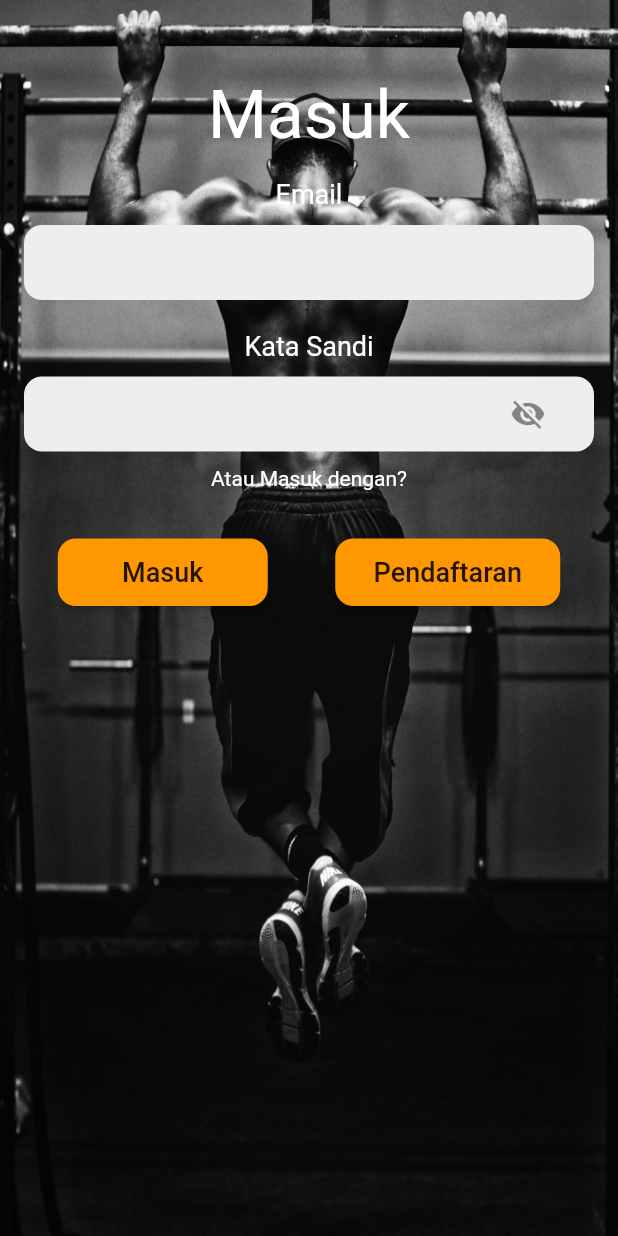
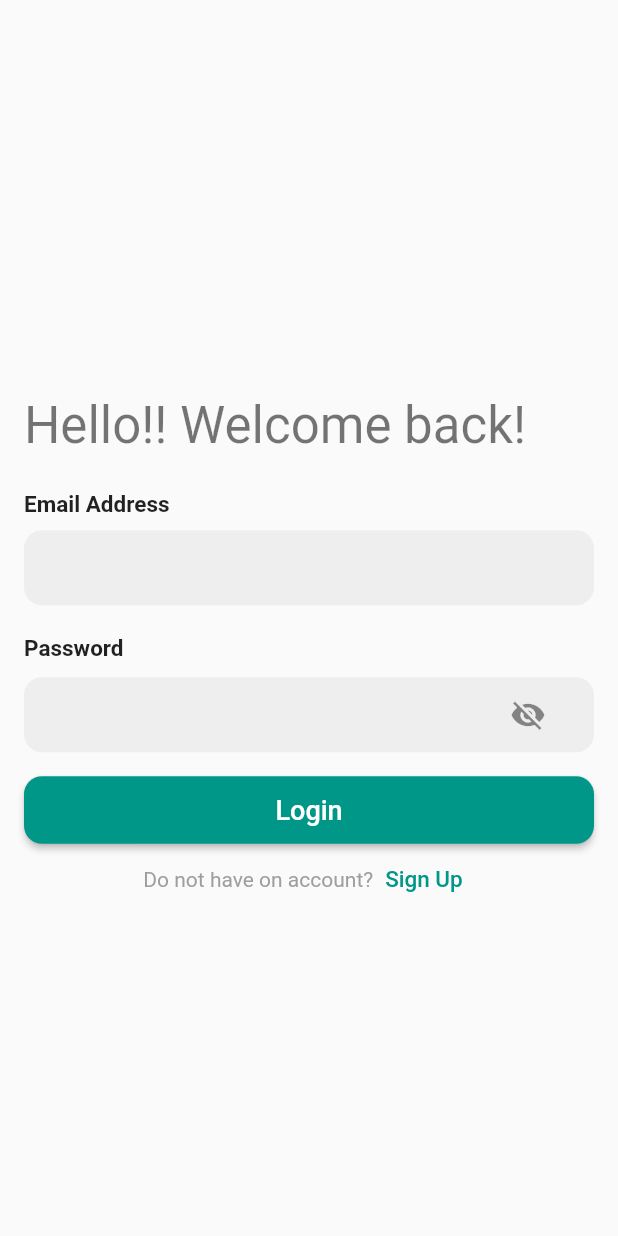
Before and after one commit to CPNG-94/Gonice, a Flutter app: the screen it shows after launch, after a tap on "Sign In with Email", on a phone screen of 412 x 824 dp. Run offline on Flutter 3.47's test engine with Material 2 defaults, Android fonts, the phone set to English and light mode, and no system bars; our stand-ins replace carousel_slider, cloud_firestore, firebase_auth, firebase_core, flutter_spinkit, fluttertoast and 5 more; missing offline and left inert: belajar_firebase; accounts and stored records are empty.

Commit message:
ubah desain

```diff
--- a/lib/page/login/login_page.dart
+++ b/lib/page/login/login_page.dart
@@ -1,11 +1,10 @@
+import 'package:belajar_firebase/screens/home_page.dart';
+import 'package:belajar_firebase/screens/register_page.dart';
+import 'package:belajar_firebase/services/authentikasi.dart';
+import 'package:firebase_auth/firebase_auth.dart';
+import 'package:flutter/material.dart';
 import 'package:flutter_spinkit/flutter_spinkit.dart';
 import 'package:fluttertoast/fluttertoast.dart';
-import 'package:gonice/data/database/authentication.dart';
-import 'package:gonice/page/login/register_page.dart';
-import 'package:gonice/viewmodel/constants.dart';
-import 'package:firebase_auth/firebase_auth.dart';
-import 'package:flutter/material.dart';
-import 'package:gonice/viewmodel/dashboard.dart';
 
 class LoginPage extends StatefulWidget {
   static const routeName = '/login_page';
@@ -26,16 +25,7 @@
   @override
   Widget build(BuildContext context) {
     return Scaffold(
-      body: Stack(
-        children: [
-          Image.asset(
-            "assets/bckgr.jpg",
-            fit: BoxFit.fill,
-            width: MediaQuery.of(context).size.width,
-            height: MediaQuery.of(context).size.height,
-          ),
-          SingleChildScrollView(
-            child: Padding(
+      body: Padding(
         padding: const EdgeInsets.only(
           top: 50,
           left: 16,
@@ -44,34 +34,26 @@
         child: Form(
           key: _formKey,
           child: Column(
-                  crossAxisAlignment: CrossAxisAlignment.center,
+            crossAxisAlignment: CrossAxisAlignment.stretch,
             mainAxisAlignment: MainAxisAlignment.center,
             children: [
-                    const Text(
-                      'Masuk',
-                      style: TextStyle(
-                        color: Colors.white,
-                        fontSize: 45,
-                      ),
+              Text(
+                'Hello!! Welcome back!',
+                style: Theme.of(context).textTheme.headline4,
               ),
               const SizedBox(
-                      height: 16,
+                height: 24.0,
               ),
-                    const Text(
-                      'Email',
-                      style: TextStyle(
-                        color: Colors.white,
-                        fontSize: 18,
-                      ),
-                    ),
+              const Text('Email Address',
+                  style: TextStyle(fontWeight: FontWeight.bold, fontSize: 15)),
               const SizedBox(
-                      height: 10,
+                height: 8.0,
               ),
 
               //Email Colom
               Container(
-                      padding: const EdgeInsets.symmetric(
-                          horizontal: 20, vertical: 1),
+                padding:
+                    const EdgeInsets.symmetric(horizontal: 20, vertical: 1),
                 decoration: BoxDecoration(
                   color: Colors.grey[200],
                   borderRadius: BorderRadius.circular(12),
@@ -86,8 +68,7 @@
                   validator: (value) {
                     if (value!.isEmpty) {
                       return 'Email tidak boleh kosong';
-                          } else if (!value.contains('@') ||
-                              !value.contains('.')) {
+                    } else if (!value.contains('@') || !value.contains('.')) {
                       return 'Format Email tidak sesuai';
                     } else {
                       return null;
@@ -98,21 +79,16 @@
               const SizedBox(
                 height: 20,
               ),
-                    const Text(
-                      'Kata Sandi',
-                      style: TextStyle(
-                        color: Colors.white,
-                        fontSize: 18,
-                      ),
-                    ),
+              const Text('Password',
+                  style: TextStyle(fontWeight: FontWeight.bold, fontSize: 15)),
               const SizedBox(
                 height: 10,
               ),
 
               /// KOLOM Kata Sandi
               Container(
-                      padding: const EdgeInsets.symmetric(
-                          horizontal: 20, vertical: 1),
+                padding:
+                    const EdgeInsets.symmetric(horizontal: 20, vertical: 1),
                 decoration: BoxDecoration(
                   color: Colors.grey[200],
                   borderRadius: BorderRadius.circular(12),
@@ -143,32 +119,17 @@
                   },
                 ),
               ),
-                    const SizedBox(
-                      height: 10,
-                    ),
-                    const Text(
-                      'Atau Masuk dengan?',
-                      style: TextStyle(
-                        color: Colors.white,
+
+              /// LOADING INDIKATOR
+              Visibility(
+                visible: _visible,
+                child: const SpinKitRipple(
+                  color: Colors.teal,
                 ),
               ),
               const SizedBox(
                 height: 16,
               ),
-
-                    /// LOADING INDIKATOR
-                    Visibility(
-                      visible: _visible,
-                      child: const SpinKitRipple(
-                        color: Color(0xfffbbb5b),
-                      ),
-                    ),
-                    const SizedBox(
-                      height: 16,
-                    ),
-                    Row(
-                      mainAxisAlignment: MainAxisAlignment.spaceAround,
-                      children: [
               SizedBox(
                 width: 140,
                 height: 45,
@@ -182,8 +143,7 @@
                       });
 
                       /// CEK APAKAH EMAIL DAN PASSWORD SUDAH TERDAFTAR / BELUM
-                                bool shouldNavigate =
-                                    await Authentication.signInHandler(
+                      bool shouldNavigate = await Authentication.signInHandler(
                         _emailController.text,
                         _passwordController.text,
                       );
@@ -196,9 +156,8 @@
                         _formKey.currentState!.reset();
 
                         /// MASUK KE HOMEPAGE JIKA SUKSES
-                                  Route route = MaterialPageRoute(
-                                      builder: (context) =>
-                                          const MyDashboard());
+                        Route route =
+                            MaterialPageRoute(builder: (context) => HomePage());
                         Navigator.pushReplacement(context, route);
                       } else {
                         setState(() {
@@ -207,37 +166,34 @@
                       }
                     }
                   },
-                            color: Colors.orange,
+                  color: Colors.teal,
                   shape: RoundedRectangleBorder(
                     borderRadius: BorderRadius.circular(12),
                   ),
                   child: const Text(
-                              'Masuk',
-                              style: TextStyle(
-                                fontSize: 18,
+                    'Login',
+                    style: TextStyle(fontSize: 18, color: Colors.white),
                   ),
                 ),
               ),
+              Row(
+                mainAxisAlignment: MainAxisAlignment.center,
+                children: [
+                  const Text(
+                    'Do not have on account?',
+                    style: TextStyle(color: Colors.grey),
                   ),
-                        SizedBox(
-                          width: 150,
-                          height: 45,
-                          // ignore: deprecated_member_use
-                          child: RaisedButton(
+                  TextButton(
                     onPressed: () {
                       Route route = MaterialPageRoute(
                           builder: (context) => const RegisterPage());
                       Navigator.push(context, route);
                     },
-                            color: Colors.orange,
-                            shape: RoundedRectangleBorder(
-                              borderRadius: BorderRadius.circular(12),
-                            ),
                     child: const Text(
-                              'Pendaftaran',
+                      'Sign Up',
                       style: TextStyle(
-                                fontSize: 18,
-                              ),
+                        fontSize: 15,
+                        color: Colors.teal
                       ),
                     ),
                   ),
@@ -246,9 +202,6 @@
             ],
           ),
         ),
-            ),
-          )
-        ],
       ),
     );
   }
@@ -260,7 +213,7 @@
       toastLength: Toast.LENGTH_SHORT,
       gravity: ToastGravity.BOTTOM,
       timeInSecForIosWeb: 1,
-      backgroundColor: Colors.orange,
+      backgroundColor: Colors.teal,
       textColor: Colors.white,
       fontSize: 16.0);
 }
```
Lines whose indentation alone changed are shown as unchanged.
